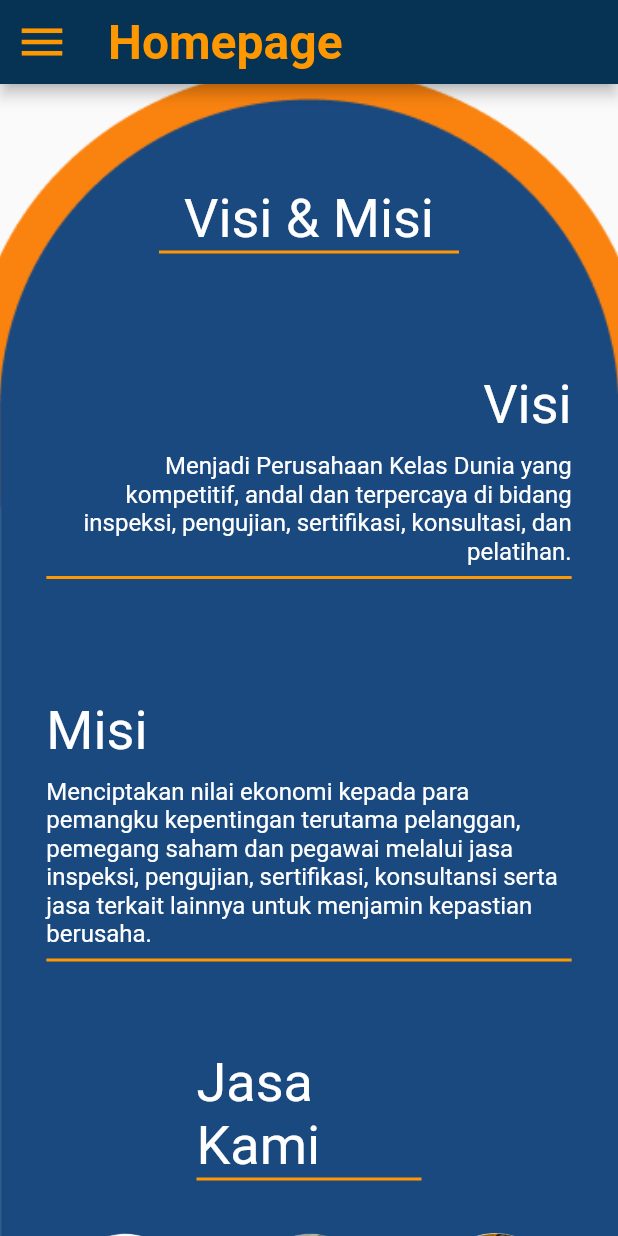
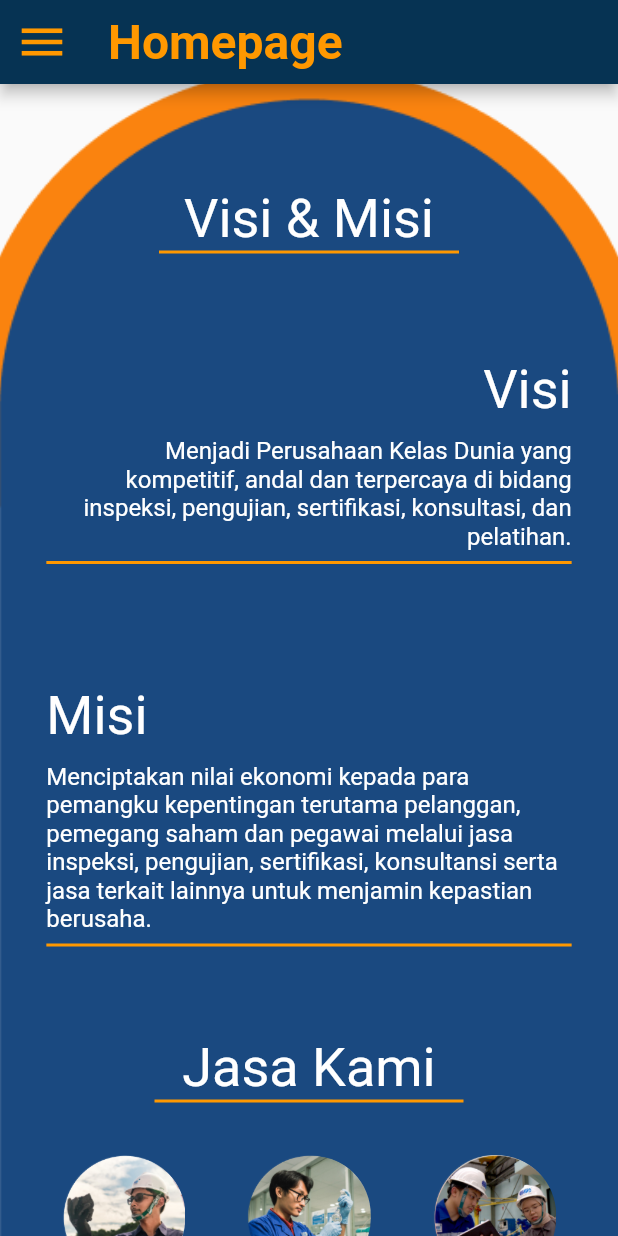
Before and after one commit to Soviena/inovasi-budaya-flutter, a Flutter app: the HomePage screen opened by its route, scrolled down 576 dp, on a phone screen of 412 x 824 dp. Run offline on Flutter 3.47's test engine with Material 2 defaults, Android fonts, the phone set to English and light mode, and no system bars; our stand-ins replace accordion, firebase_core, firebase_messaging, flutter_local_notifications, quickalert; missing offline and left inert: workmanager; accounts and stored records are empty.

Commit message:
ubah sedikit

```diff
--- a/lib/view/homepage/visiMisi.dart
+++ b/lib/view/homepage/visiMisi.dart
@@ -38,7 +38,7 @@ class VisiMisi extends StatelessWidget {
           Container(
             alignment: Alignment.topRight,
             width: MediaQuery.of(context).size.width * 0.85,
-            margin: const EdgeInsets.only(top: 80),
+            margin: const EdgeInsets.only(top: 70),
             child: Column(
               children: [
                 Container(
@@ -121,7 +121,7 @@ class VisiMisi extends StatelessWidget {
           ),
           Container(
             margin: const EdgeInsets.only(top: 60),
-            width: 150,
+            width: MediaQuery.of(context).size.width * 0.5,
             alignment: Alignment.center,
             decoration: const BoxDecoration(
               border: Border(
```
